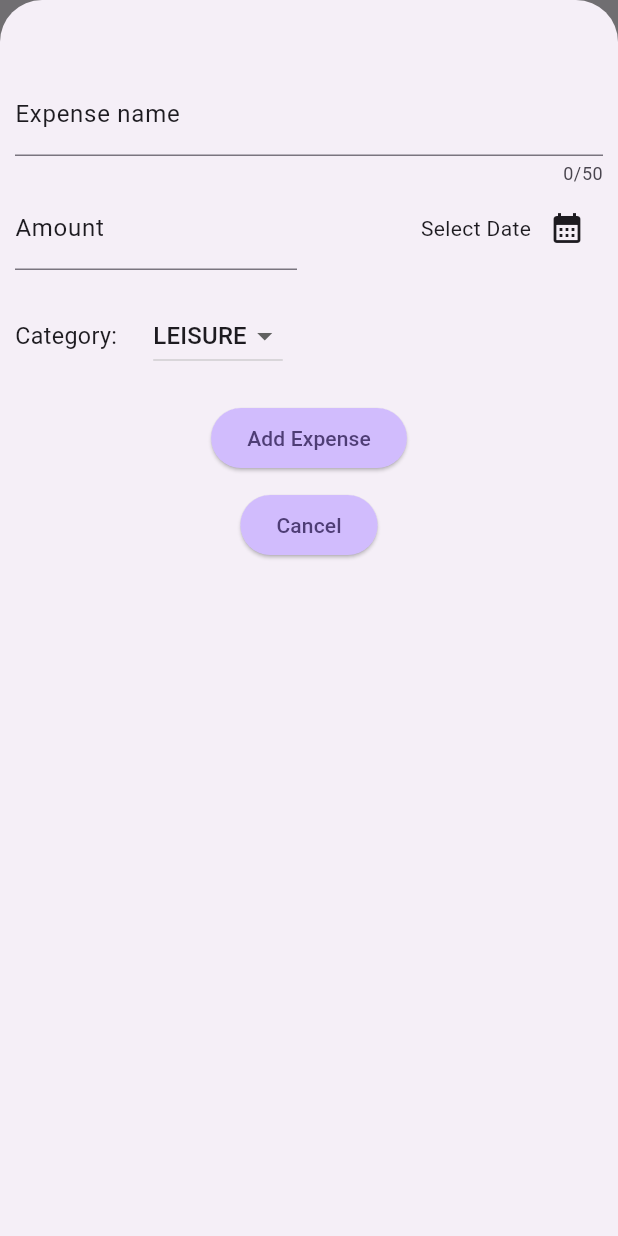
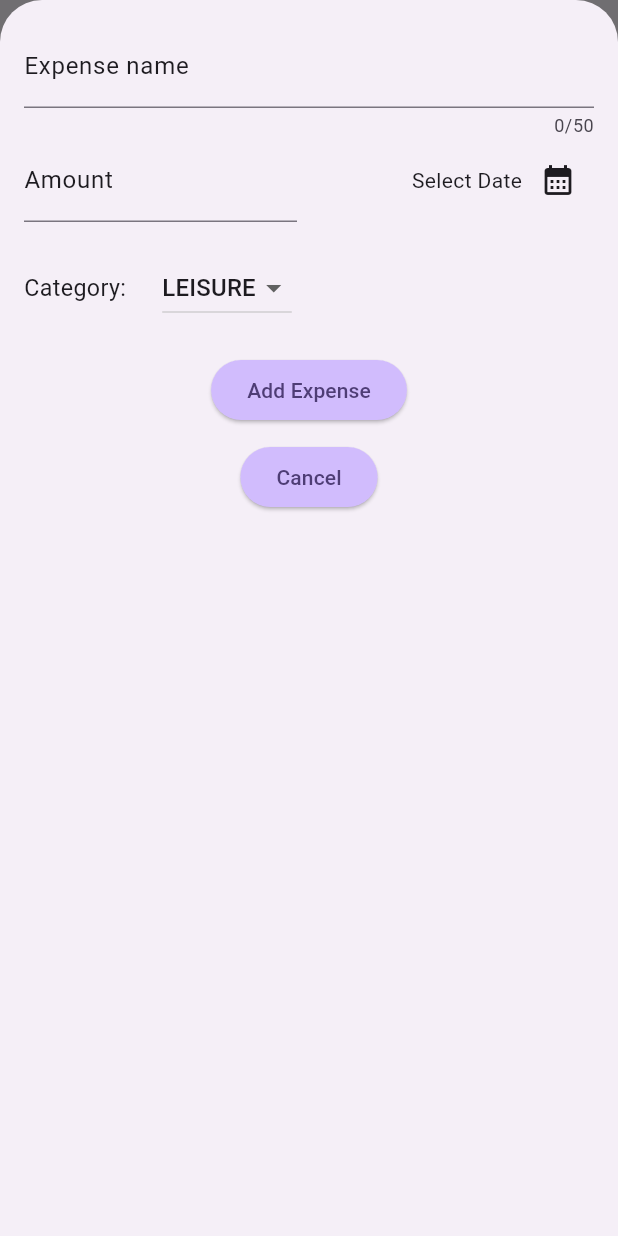
Before and after one commit to ephrim17/flutter_application, a Flutter app: the ExpenseState screen opened directly, after a tap on the "add" icon, on a phone screen of 412 x 824 dp. Run offline on Flutter 3.47's test engine with Material 3 defaults, Android fonts, the phone set to English and light mode, and no system bars; our stand-ins replace google_fonts; missing offline and left inert: date_formatter; Roboto replaces fonts that are missing (Actor).

Commit message:
-using single child scrollview for scrolling inside the modal view. -added useSafe area flag while presenting modal

```diff
--- a/lib/expense_app/expense_state.dart
+++ b/lib/expense_app/expense_state.dart
@@ -26,6 +26,7 @@
       showModalBottomSheet(
         isScrollControlled: true,
         context: context,
+        useSafeArea: true,
         backgroundColor: Theme.of(context).scaffoldBackgroundColor,
         builder: (ctx) {
           return NewExpense(addExpense: addExpenses);
--- a/lib/expense_app/new_expense.dart
+++ b/lib/expense_app/new_expense.dart
@@ -58,8 +58,12 @@
 
   @override
   Widget build(BuildContext context) {
-    return Padding(
-      padding: const EdgeInsets.fromLTRB(10, 48, 10, 10),
+    final keyBoardSpace = MediaQuery.of(context).viewInsets.bottom;
+    return SizedBox(
+      height: double.infinity,
+      child: SingleChildScrollView(
+        child: Padding(
+          padding: EdgeInsets.fromLTRB(16, 16, 16, keyBoardSpace + 16),
           child: Column(
             mainAxisAlignment: MainAxisAlignment.start,
             children: [
@@ -130,6 +134,8 @@
               ElevatedButton(onPressed: (){ Navigator.pop(context);}, child: const Text('Cancel'))
             ],
           ),
+        ),
+      ),
     );
   }
 }
```
Lines whose indentation alone changed are shown as unchanged.
